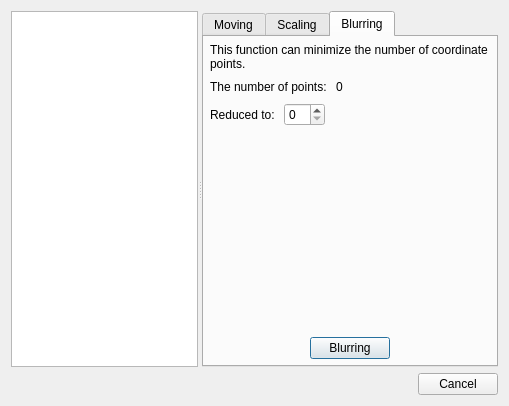
First picture: the form in core/synthesis/DimensionalSynthesis/DimensionalSynthesis_dialog/path_adjust.ui, repository KmolYuan/Pyslvs-UI, before the edit.
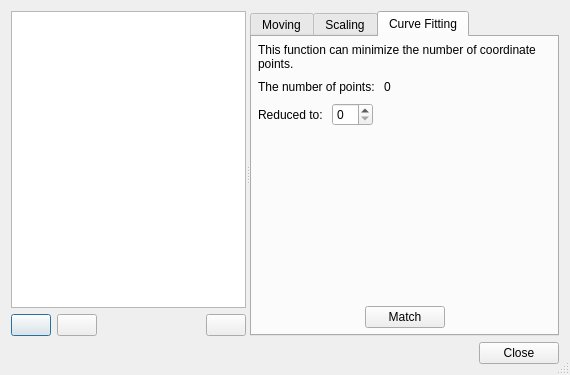
Second picture: the form after the edit. The open tabs and pages were chosen to show the change. Icons and pictures are not drawn.

Commit message: 'Path adjust' function re-design.

Patch:
```diff
--- a/core/synthesis/DimensionalSynthesis/DimensionalSynthesis_dialog/path_adjust.ui
+++ b/core/synthesis/DimensionalSynthesis/DimensionalSynthesis_dialog/path_adjust.ui
@@ -6,22 +6,10 @@
    <rect>
     <x>0</x>
     <y>0</y>
-    <width>509</width>
-    <height>406</height>
+    <width>570</width>
+    <height>375</height>
    </rect>
   </property>
-  <property name="minimumSize">
-   <size>
-    <width>509</width>
-    <height>406</height>
-   </size>
-  </property>
-  <property name="maximumSize">
-   <size>
-    <width>509</width>
-    <height>406</height>
-   </size>
-  </property>
   <property name="windowTitle">
    <string>Process ...</string>
   </property>
@@ -29,10 +17,13 @@
    <iconset resource="../../../icons.qrc">
     <normaloff>:/icons/DimensionalSynthesis.png</normaloff>:/icons/DimensionalSynthesis.png</iconset>
   </property>
+  <property name="sizeGripEnabled">
+   <bool>true</bool>
+  </property>
   <property name="modal">
    <bool>true</bool>
   </property>
-  <layout class="QVBoxLayout" name="verticalLayout">
+  <layout class="QVBoxLayout" name="verticalLayout_5">
    <item>
     <widget class="QSplitter" name="splitter">
      <property name="sizePolicy">
@@ -44,7 +35,54 @@
      <property name="orientation">
       <enum>Qt::Horizontal</enum>
      </property>
-     <widget class="QListWidget" name="path_list"/>
+     <widget class="QWidget" name="">
+      <layout class="QVBoxLayout" name="verticalLayout">
+       <item>
+        <widget class="QListWidget" name="path_list"/>
+       </item>
+       <item>
+        <layout class="QHBoxLayout" name="horizontalLayout_5">
+         <item>
+          <widget class="QPushButton" name="point_up">
+           <property name="icon">
+            <iconset resource="../../../../icons.qrc">
+             <normaloff>:/icons/arrow_up.png</normaloff>:/icons/arrow_up.png</iconset>
+           </property>
+          </widget>
+         </item>
+         <item>
+          <widget class="QPushButton" name="point_down">
+           <property name="icon">
+            <iconset resource="../../../../icons.qrc">
+             <normaloff>:/icons/arrow_down.png</normaloff>:/icons/arrow_down.png</iconset>
+           </property>
+          </widget>
+         </item>
+         <item>
+          <spacer name="horizontalSpacer_15">
+           <property name="orientation">
+            <enum>Qt::Horizontal</enum>
+           </property>
+           <property name="sizeHint" stdset="0">
+            <size>
+             <width>40</width>
+             <height>20</height>
+            </size>
+           </property>
+          </spacer>
+         </item>
+         <item>
+          <widget class="QPushButton" name="point_delete">
+           <property name="icon">
+            <iconset resource="../../../../icons.qrc">
+             <normaloff>:/icons/delete.png</normaloff>:/icons/delete.png</iconset>
+           </property>
+          </widget>
+         </item>
+        </layout>
+       </item>
+      </layout>
+     </widget>
      <widget class="QTabWidget" name="tabWidget">
       <property name="currentIndex">
        <number>0</number>
@@ -374,7 +412,7 @@
       </widget>
       <widget class="QWidget" name="blurring">
        <attribute name="title">
-        <string>Blurring</string>
+        <string>Curve Fitting</string>
        </attribute>
        <layout class="QVBoxLayout" name="verticalLayout_4">
         <property name="leftMargin">
@@ -488,7 +526,7 @@
           <item>
            <widget class="QPushButton" name="blurringButton">
             <property name="text">
-             <string>Blurring</string>
+             <string>Match</string>
             </property>
             <property name="default">
              <bool>true</bool>
@@ -539,7 +577,7 @@
         </sizepolicy>
        </property>
        <property name="standardButtons">
-        <set>QDialogButtonBox::Cancel</set>
+        <set>QDialogButtonBox::Close</set>
        </property>
       </widget>
      </item>
```
Left out of the diff: 17 changed lines with no effect on the pictures. The commit also changes 5 other files.
